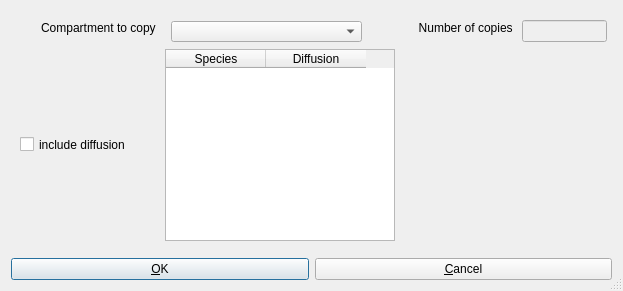
Old version of the form copasi/UI/CQExpandModelData.ui in the repository copasi/COPASI.
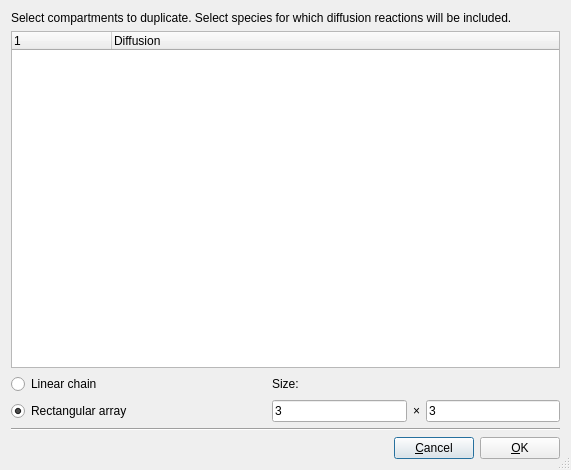
New version of the form.

Commit message:
model duplication
functionality to duplicate parts of a model to form arrays including
diffusion reactions.
Also includes a basic GUI. From the GUI the user can select one or
several compartments; these and all contained species as well as all
other dependend objects are copied multiple times. The user can also
select species for which diffusion reactions are included.
While the GUI is restricted to duplicating whole compartments, the
backend supports copying of arbitrary sets of model elements.

Patch:
```diff
--- a/copasi/UI/CQExpandModelData.ui
+++ b/copasi/UI/CQExpandModelData.ui
@@ -20,8 +20,8 @@
    <rect>
     <x>0</x>
     <y>0</y>
-    <width>623</width>
-    <height>291</height>
+    <width>571</width>
+    <height>470</height>
    </rect>
   </property>
   <property name="windowTitle">
@@ -30,146 +30,126 @@
   <property name="sizeGripEnabled">
    <bool>true</bool>
   </property>
-  <layout class="QVBoxLayout">
+  <layout class="QVBoxLayout" name="verticalLayout">
    <item>
-    <widget class="QFrame" name="frame">
-     <widget class="QLabel" name="mpLblCompartmentName">
-      <property name="geometry">
-       <rect>
-        <x>9</x>
-        <y>9</y>
-        <width>139</width>
-        <height>16</height>
-       </rect>
-      </property>
+    <widget class="QLabel" name="label">
+     <property name="text">
+      <string>Select compartments to duplicate. Select species for which diffusion reactions will be included.</string>
+     </property>
+     <property name="textFormat">
+      <enum>Qt::AutoText</enum>
+     </property>
+     <property name="scaledContents">
+      <bool>false</bool>
+     </property>
+     <property name="wordWrap">
+      <bool>true</bool>
+     </property>
+    </widget>
+   </item>
+   <item>
+    <widget class="QTreeWidget" name="mpTreeWidget">
+     <column>
       <property name="text">
-       <string>Compartment to copy </string>
+       <string/>
       </property>
-      <property name="alignment">
-       <set>Qt::AlignRight|Qt::AlignTrailing|Qt::AlignVCenter</set>
-      </property>
-      <property name="wordWrap">
-       <bool>false</bool>
-      </property>
-     </widget>
-     <widget class="QComboBox" name="mpBoxCompartmentName">
-      <property name="geometry">
-       <rect>
-        <x>160</x>
-        <y>10</y>
-        <width>191</width>
-        <height>21</height>
-       </rect>
-      </property>
-     </widget>
-     <widget class="QLabel" name="mpLblNumber">
-      <property name="geometry">
-       <rect>
-        <x>391</x>
-        <y>9</y>
-        <width>114</width>
-        <height>16</height>
-       </rect>
-      </property>
-      <property name="minimumSize">
-       <size>
-        <width>0</width>
-        <height>0</height>
-       </size>
-      </property>
+     </column>
+     <column>
       <property name="text">
-       <string>Number of copies </string>
+       <string>Diffusion</string>
       </property>
-      <property name="alignment">
-       <set>Qt::AlignRight|Qt::AlignTrailing|Qt::AlignVCenter</set>
-      </property>
-      <property name="wordWrap">
-       <bool>false</bool>
-      </property>
-     </widget>
-     <widget class="QLineEdit" name="mpEditNumber">
-      <property name="enabled">
-       <bool>false</bool>
-      </property>
-      <property name="geometry">
-       <rect>
-        <x>511</x>
-        <y>9</y>
-        <width>85</width>
-        <height>22</height>
-       </rect>
-      </property>
-      <property name="sizePolicy">
-       <sizepolicy hsizetype="Preferred" vsizetype="Fixed">
-        <horstretch>0</horstretch>
-        <verstretch>0</verstretch>
-       </sizepolicy>
-      </property>
-     </widget>
-     <widget class="QCheckBox" name="mpCheckDiffusion">
-      <property name="geometry">
-       <rect>
-        <x>9</x>
-        <y>123</y>
-        <width>126</width>
-        <height>21</height>
-       </rect>
-      </property>
-      <property name="layoutDirection">
-       <enum>Qt::LeftToRight</enum>
-      </property>
-      <property name="text">
-       <string>include diffusion</string>
-      </property>
-     </widget>
-     <widget class="QTableWidget" name="mpSpeciesTable">
-      <property name="geometry">
-       <rect>
-        <x>154</x>
-        <y>38</y>
-        <width>230</width>
-        <height>192</height>
-       </rect>
-      </property>
-      <property name="selectionBehavior">
-       <enum>QAbstractItemView::SelectRows</enum>
-      </property>
-      <property name="showGrid">
-       <bool>false</bool>
-      </property>
-      <property name="columnCount">
-       <number>2</number>
-      </property>
-      <column>
+     </column>
+    </widget>
+   </item>
+   <item>
+    <layout class="QGridLayout" name="gridLayout">
+     <item row="0" column="0">
+      <widget class="QRadioButton" name="mpRadioButtonLin">
        <property name="text">
-        <string>Species</string>
+        <string>Linear chain</string>
        </property>
-      </column>
-      <column>
+       <property name="checked">
+        <bool>false</bool>
+       </property>
+      </widget>
+     </item>
+     <item row="0" column="2">
+      <widget class="QLabel" name="label_2">
        <property name="text">
-        <string>Diffusion</string>
+        <string>Size:</string>
        </property>
-      </column>
-     </widget>
-    </widget>
+      </widget>
+     </item>
+     <item row="1" column="0">
+      <widget class="QRadioButton" name="mpRadioButtonRec">
+       <property name="text">
+        <string>Rectangular array</string>
+       </property>
+       <property name="checked">
+        <bool>true</bool>
+       </property>
+      </widget>
+     </item>
+     <item row="1" column="1">
+      <spacer name="horizontalSpacer_2">
+       <property name="orientation">
+        <enum>Qt::Horizontal</enum>
+       </property>
+       <property name="sizeHint" stdset="0">
+        <size>
+         <width>18</width>
+         <height>20</height>
+        </size>
+       </property>
+      </spacer>
+     </item>
+     <item row="1" column="2">
+      <widget class="QLineEdit" name="mpLineEditSizeX">
+       <property name="text">
+        <string>3</string>
+       </property>
+       <property name="echoMode">
+        <enum>QLineEdit::Normal</enum>
+       </property>
+      </widget>
+     </item>
+     <item row="1" column="3">
+      <widget class="QLabel" name="mpLabelCross">
+       <property name="text">
+        <string>×</string>
+       </property>
+      </widget>
+     </item>
+     <item row="1" column="4">
+      <widget class="QLineEdit" name="mpLineEditSizeY">
+       <property name="text">
+        <string>3</string>
+       </property>
+      </widget>
+     </item>
+    </layout>
    </item>
    <item>
-    <layout class="QHBoxLayout">
-     <property name="spacing">
-      <number>6</number>
+    <widget class="Line" name="line">
+     <property name="orientation">
+      <enum>Qt::Horizontal</enum>
      </property>
-     <property name="margin">
-      <number>0</number>
-     </property>
+    </widget>
+   </item>
+   <item>
+    <layout class="QHBoxLayout" name="horizontalLayout">
      <item>
-      <widget class="QPushButton" name="mpBtnOK">
-       <property name="text">
-        <string>&amp;OK</string>
+      <spacer name="horizontalSpacer">
+       <property name="orientation">
+        <enum>Qt::Horizontal</enum>
        </property>
-       <property name="shortcut">
-        <string>Alt+O</string>
+       <property name="sizeHint" stdset="0">
+        <size>
+         <width>40</width>
+         <height>20</height>
+        </size>
        </property>
-      </widget>
+      </spacer>
      </item>
      <item>
       <widget class="QPushButton" name="mpBtnCancel">
@@ -181,6 +161,16 @@
        </property>
       </widget>
      </item>
+     <item>
+      <widget class="QPushButton" name="mpBtnOK">
+       <property name="text">
+        <string>&amp;OK</string>
+       </property>
+       <property name="shortcut">
+        <string>Alt+O</string>
+       </property>
+      </widget>
+     </item>
     </layout>
    </item>
   </layout>
```
Left out of the diff: 20 changed lines with no effect on the pictures. The commit also changes 4 other files.
